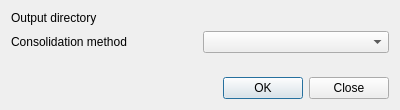
Before: the Qt Designer form ui/qconsolidatedialogbase.ui in nicogodet/qconsolidate, drawn with Qt 5.
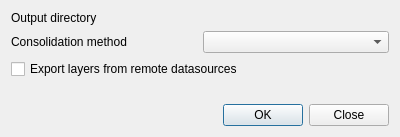
After: the same form once the commit is applied. Custom widgets are drawn as their Qt base class.

Commit message: initial support for multiple writers initial implementation of the "copy to directory" writer which retains original layer format

Patch:
```diff
--- a/ui/qconsolidatedialogbase.ui
+++ b/ui/qconsolidatedialogbase.ui
@@ -7,7 +7,7 @@
     <x>0</x>
     <y>0</y>
     <width>400</width>
-    <height>110</height>
+    <height>137</height>
    </rect>
   </property>
   <property name="windowTitle">
@@ -17,7 +17,7 @@
    <item row="0" column="1">
     <widget class="QgsFileWidget" name="fwOutputDirectory" native="true"/>
    </item>
-   <item row="3" column="0" colspan="2">
+   <item row="4" column="0" colspan="2">
     <widget class="QDialogButtonBox" name="buttonBox">
      <property name="orientation">
       <enum>Qt::Horizontal</enum>
@@ -44,10 +44,14 @@
      </property>
     </widget>
    </item>
+   <item row="3" column="0" colspan="2">
+    <widget class="QStackedWidget" name="stackedWidget"/>
+   </item>
    <item row="2" column="0" colspan="2">
-    <widget class="QStackedWidget" name="stackedWidget">
-     <widget class="QWidget" name="page"/>
-     <widget class="QWidget" name="page_2"/>
+    <widget class="QCheckBox" name="chkExportRemote">
+     <property name="text">
+      <string>Export layers from remote datasources</string>
+     </property>
     </widget>
    </item>
   </layout>
```
Left out of the diff: 2 changed lines with no effect on the pictures. The commit also changes 7 other files.
